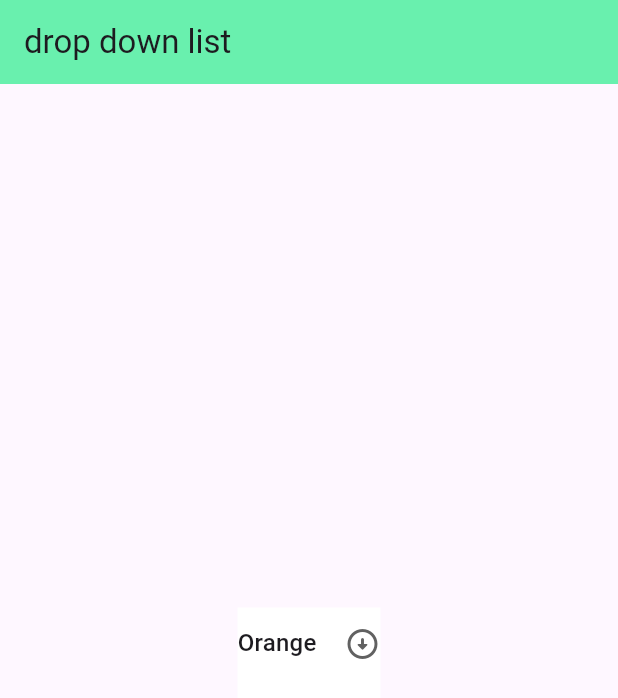
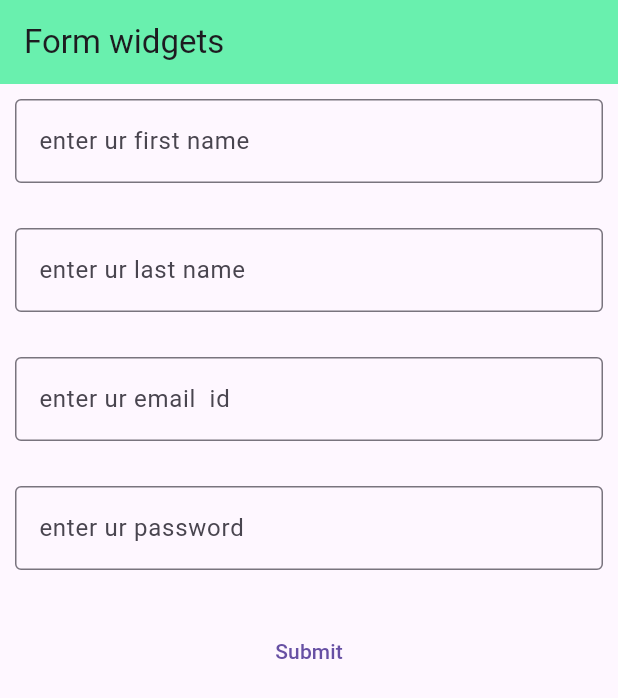
Before and after one commit to Jashwanth-Gowda-R/my_flutter_widgets, a Flutter app: the screen it shows after launch, on a phone screen of 412 x 824 dp. Shown: the top 698 px of the screen. Run offline on Flutter 3.47's test engine with Material 2 defaults, Android fonts, the phone set to English and light mode, and no system bars; our stand-ins replace animated_text_kit, cached_network_image.

Commit message:
added form  widget

```diff
--- a/lib/main.dart
+++ b/lib/main.dart
@@ -1,5 +1,5 @@
 import 'package:flutter/material.dart';
-import 'package:flutter_widgets/views/widgets/dropdownwidget.dart';
+import 'package:flutter_widgets/views/widgets/form.dart';
 
 void main() {
   runApp(const MyApp());
@@ -19,7 +19,7 @@ class MyApp extends StatelessWidget {
         primaryColor: Colors.greenAccent,
         useMaterial3: true,
       ),
-      home: const DropDownWidget(),
+      home: const FormWidget(),
     );
   }
 }
--- /dev/null
+++ b/lib/views/widgets/form.dart
@@ -0,0 +1,142 @@
+import 'package:flutter/material.dart';
+
+class FormWidget extends StatefulWidget {
+  const FormWidget({super.key});
+
+  @override
+  State<FormWidget> createState() => _FormWidgetState();
+}
+
+class _FormWidgetState extends State<FormWidget> {
+  final _formKey = GlobalKey<FormState>();
+
+  var firstName = '';
+  var lastName = '';
+  var email = '';
+  var pw = '';
+
+  trySubmit() {
+    final isValid = _formKey.currentState!.validate();
+    if (isValid) {
+      _formKey.currentState!.save();
+      submitForm();
+    } else {
+      debugPrint('error');
+    }
+  }
+
+  submitForm() {
+    debugPrint('$firstName - $lastName - $email');
+  }
+
+  @override
+  Widget build(BuildContext context) {
+    return Scaffold(
+      appBar: AppBar(
+        title: const Text('Form widgets'),
+        backgroundColor: Colors.greenAccent,
+      ),
+      body: Center(
+        child: Container(
+          margin: const EdgeInsets.all(10),
+          child: Form(
+            key: _formKey,
+            child: Column(
+              children: [
+                TextFormField(
+                  key: const ValueKey('firstName'),
+                  validator: (val) {
+                    if (val.toString().isEmpty) {
+                      return 'name should not be empty';
+                    } else {
+                      return null;
+                    }
+                  },
+                  onSaved: (val) {
+                    firstName = val.toString();
+                  },
+                  decoration: const InputDecoration(
+                    hintText: 'enter ur first name',
+                    border: OutlineInputBorder(),
+                  ),
+                ),
+                const SizedBox(
+                  height: 30,
+                ),
+                TextFormField(
+                  key: const ValueKey('lastName'),
+                  validator: (val) {
+                    if (val.toString().isEmpty) {
+                      return 'name should not be empty';
+                    } else {
+                      return null;
+                    }
+                  },
+                  onSaved: (val) {
+                    lastName = val.toString();
+                  },
+                  decoration: const InputDecoration(
+                    hintText: 'enter ur last name',
+                    border: OutlineInputBorder(),
+                  ),
+                ),
+                const SizedBox(
+                  height: 30,
+                ),
+                TextFormField(
+                  key: const ValueKey('email'),
+                  validator: (val) {
+                    if (!val.toString().contains('@')) {
+                      return 'invalid email ';
+                    } else {
+                      return null;
+                    }
+                  },
+                  onSaved: (val) {
+                    email = val.toString();
+                  },
+                  decoration: const InputDecoration(
+                    hintText: 'enter ur email  id',
+                    border: OutlineInputBorder(),
+                  ),
+                ),
+                const SizedBox(
+                  height: 30,
+                ),
+                TextFormField(
+                  key: const ValueKey('pw'),
+                  obscureText: true,
+                  validator: (val) {
+                    if (val.toString().length < 6) {
+                      return 'password should be more than 6 chars';
+                    } else {
+                      return null;
+                    }
+                  },
+                  onSaved: (val) {
+                    setState(() {
+                      pw = val.toString();
+                    });
+                  },
+                  decoration: const InputDecoration(
+                    hintText: 'enter ur password',
+                    border: OutlineInputBorder(),
+                  ),
+                ),
+                const SizedBox(
+                  height: 30,
+                ),
+                TextButton(
+                  onPressed: () {
+                    trySubmit();
+                  },
+                  child: const Text('Submit'),
+                ),
+              ],
+            ),
+          ),
+        ),
+      ),
+    );
+  }
+}
```
